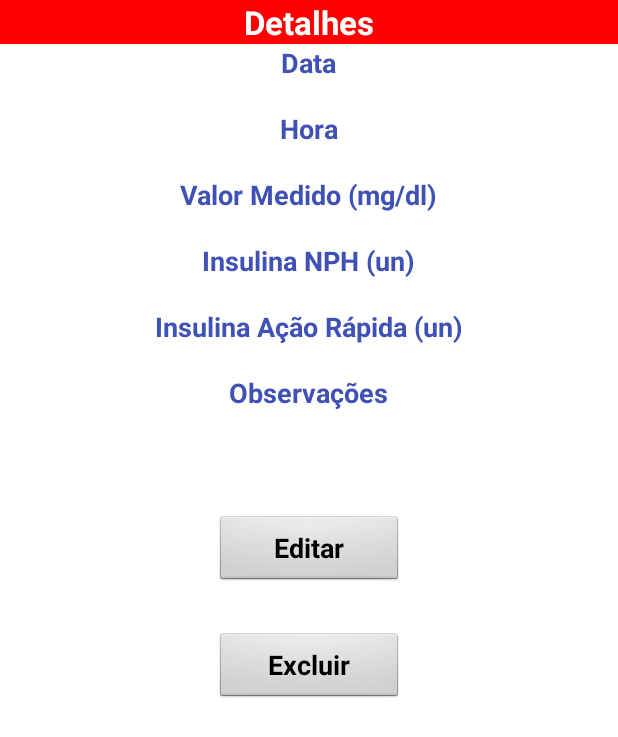
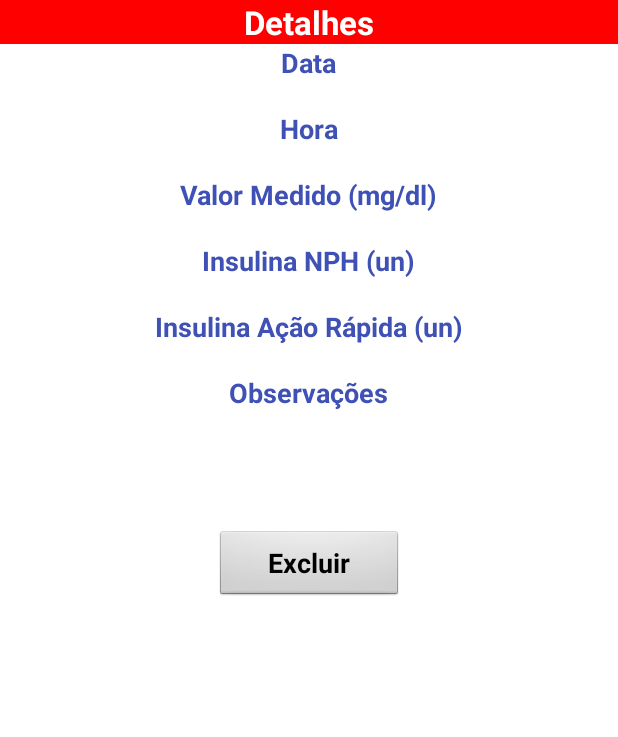
Before and after one commit to lorexp/Diabetes, an Android app: the medicao_detalhadaActivity screen opened directly, with no data from a screen before it, on a phone screen of 412 x 824 dp. Shown: the top 737 px of the screen. Run offline under Robolectric (Android 15) with nearby library versions, the phone set to English and light mode, and no system bars; 6 statements that could not run were skipped.

```diff
--- /dev/null
+++ b/app/src/main/java/com/example/vinicius/diabetes/DataBaseHelper.java
@@ -0,0 +1,28 @@
+package com.example.vinicius.diabetes;
+
+import android.content.Context;
+import android.database.sqlite.SQLiteDatabase;
+import android.database.sqlite.SQLiteOpenHelper;
+
+/**
+ * Created by vinicius on 16/08/17.
+ */
+
+public class DataBaseHelper extends SQLiteOpenHelper{
+    private static final String Banco = "Diabetes";
+    private static final int Versao = 1;
+
+    public DataBaseHelper(Context context){
+        super(context,Banco,null,Versao);
+    }
+    @Override
+    public void onCreate(SQLiteDatabase db){
+        db.execSQL("CREATE TABLE diabetes(_id INTEGER PRIMARY KEY, data DATE,hora TIME,valorMedido INTEGER,nph INTEGER,"
+        +"acaoRapida INTEGER, observacoes TEXT);");
+        }
+
+    @Override
+    public void onUpgrade(SQLiteDatabase db,int oldversion,int newversion){
+
+    }
+}
--- a/app/src/main/res/layout/medicao_detalhada.xml
+++ b/app/src/main/res/layout/medicao_detalhada.xml
@@ -127,21 +127,13 @@
             android:layout_height="wrap_content"
             android:orientation="vertical">
 
-            <Button
-                android:layout_width="125dp"
-                android:layout_height="wrap_content"
-                android:layout_gravity="center"
-                android:text="@string/editar"
-                android:textStyle="bold"
-                android:textAppearance="?android:attr/textAppearanceMedium"
-                android:layout_marginTop="50dp"
-                android:onClick="Editar"/>
+
 
             <Button
                 android:layout_width="125dp"
                 android:layout_height="wrap_content"
                 android:layout_gravity="center"
-                android:layout_marginTop="30dp"
+                android:layout_marginTop="60dp"
                 android:text="@string/excluir"
                 android:textStyle="bold"
                 android:textAppearance="?android:attr/textAppearanceMedium"
```
Also changed, not shown: app/src/main/java/com/example/vinicius/diabetes/lista_medicoesActivity.java (+30 -0 lines), app/src/main/res/menu/menu_listar.xml (added, +14 -0 lines).
